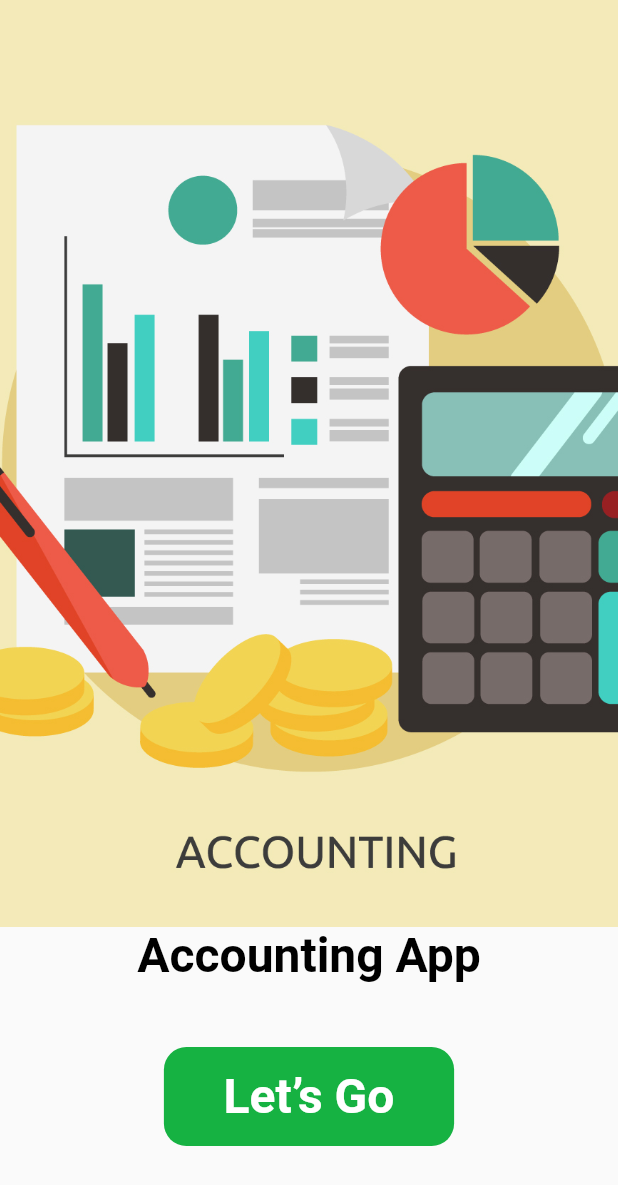
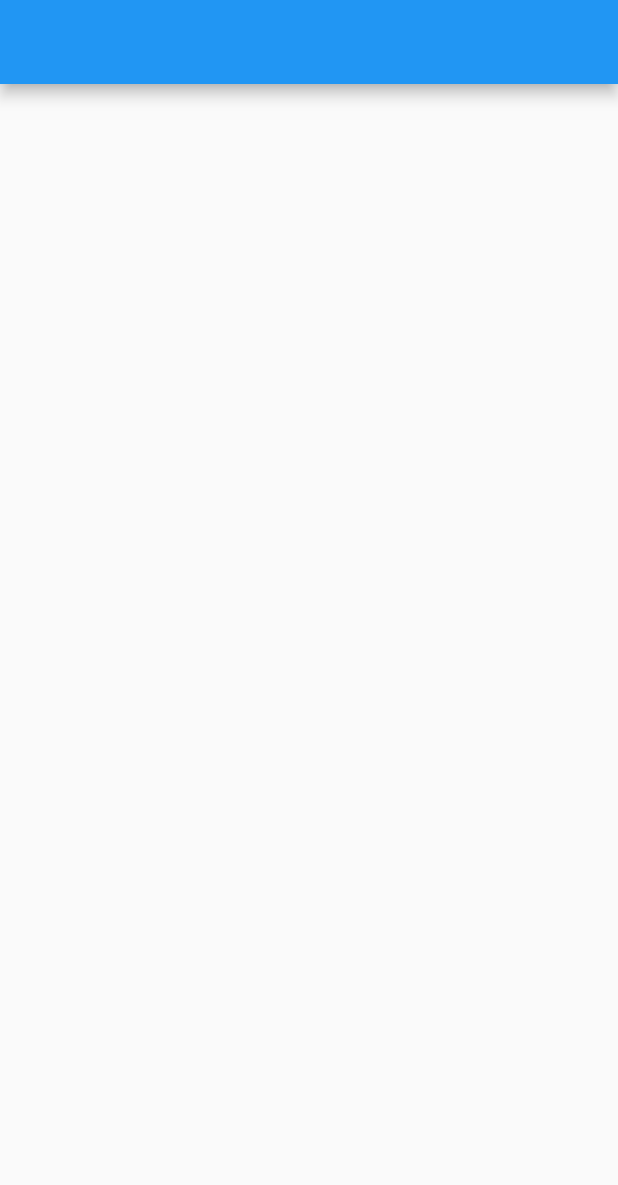
Before and after one commit to Ahmedkhattab21/gym_buiss, a Flutter app: the screen it shows after launch, after a tap on "Let’s Go", on a phone screen of 412 x 824 dp. Shown: the top 1185 px of the screen. Run offline on Flutter 3.47's test engine with Material 2 defaults, Android fonts, the phone set to English and light mode, and no system bars; our stand-ins replace sqflite; accounts and stored records are empty.

Commit message:
intry2 commit

```diff
--- a/lib/main.dart
+++ b/lib/main.dart
@@ -1,4 +1,5 @@
 import 'package:flutter/material.dart';
+import 'package:gym2/view/Daily.dart';
 import 'package:gym2/view/Home.dart';
 
 void main() {
@@ -38,6 +39,7 @@ class MyApp extends StatelessWidget {
       initialRoute: '/',
       routes: {
         '/':(ctx)=>MyHomePage(),
+        DailyPage.routeName:(ctx)=>DailyPage(),
 
       },
     );
--- /dev/null
+++ b/lib/view/Daily.dart
@@ -0,0 +1,13 @@
+
+import 'package:flutter/material.dart';
+
+class DailyPage extends StatelessWidget {
+  static const String routeName="/Daily";
+  @override
+  Widget build(BuildContext context) {
+    return Scaffold(
+      appBar: AppBar(),
+      body: Center(),
+    );
+  }
+}
--- a/lib/view/Home.dart
+++ b/lib/view/Home.dart
@@ -1,5 +1,6 @@
 
 import 'package:flutter/material.dart';
+import 'package:gym2/view/Daily.dart';
 
 class MyHomePage extends StatelessWidget {
   @override
@@ -24,7 +25,7 @@ class MyHomePage extends StatelessWidget {
                   ),),
                   InkWell(
                     onTap: (){
-                      print("${md.height}");
+                      Navigator.of(context).pushReplacementNamed(DailyPage.routeName);
                     },
                     child: Container(
                       margin: EdgeInsets.only(bottom: 60),
```
